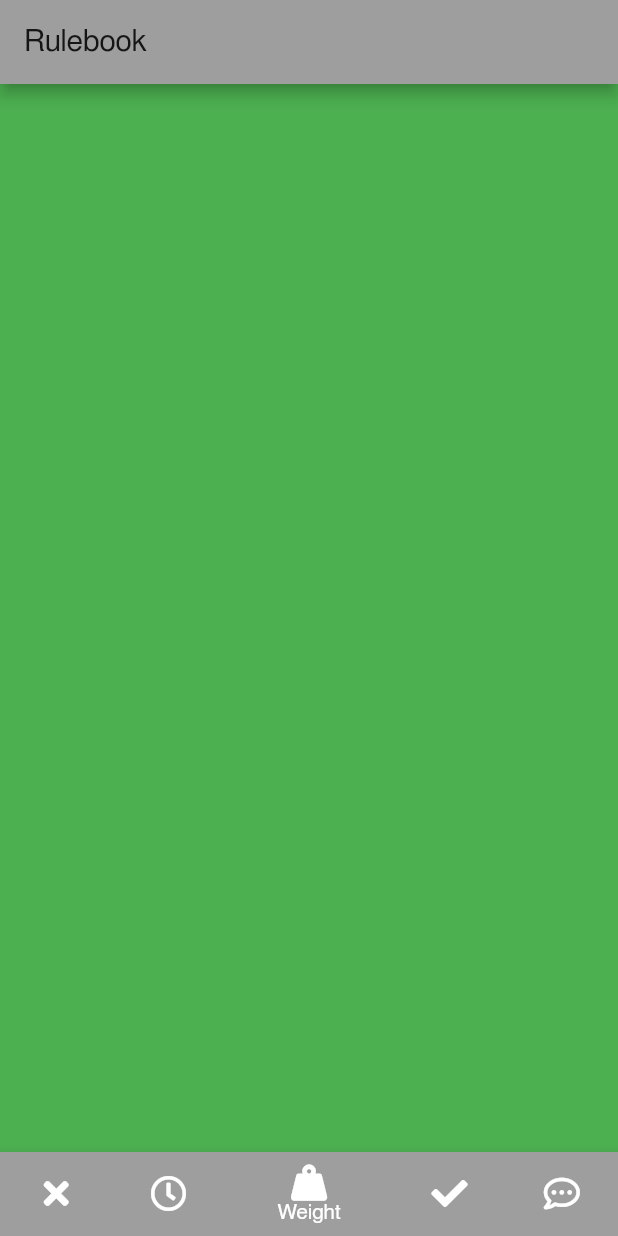
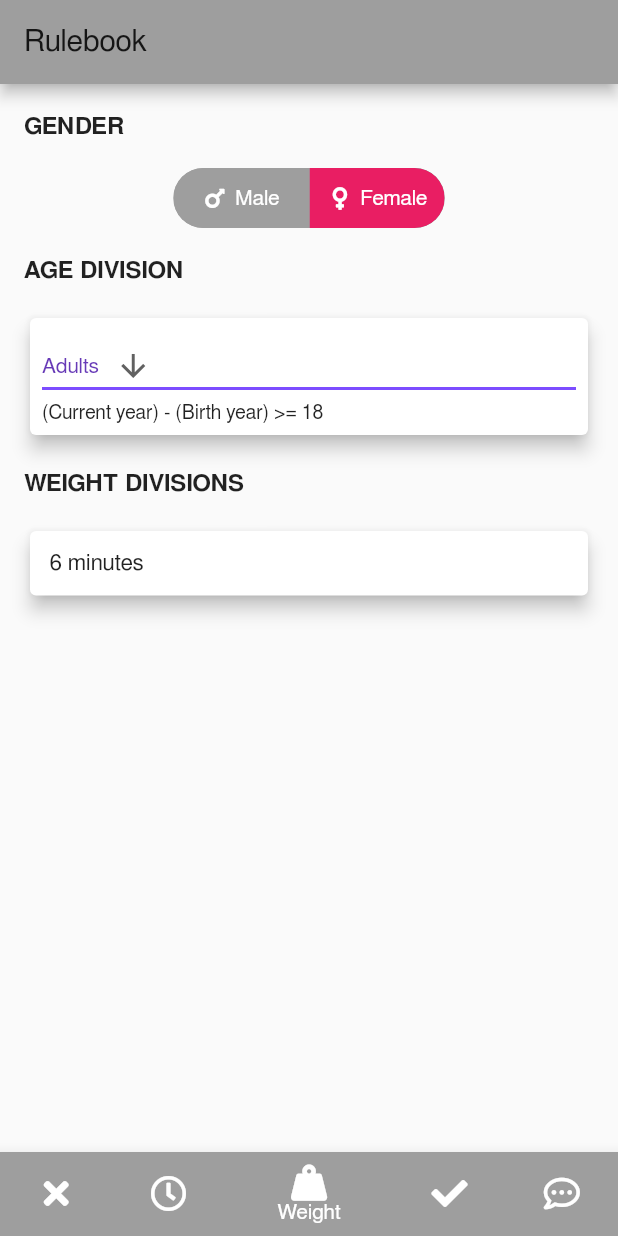
Before and after one commit to leregdos/bjj-mongolian, a Flutter app: the screen it shows after launch, item 3 of the bottom bar chosen, on a phone screen of 412 x 824 dp. Run offline on Flutter 3.47's test engine with Material 2 defaults, Android fonts, the light colour scheme and no system bars; drawn by our look-alikes of toggle_switch; our stand-ins replace font_awesome_flutter; Roboto replaces fonts that are missing (FreeSans).

Commit message:
Add gender toggle

```diff
--- a/bjj_mongolian_rulebook/lib/main.dart
+++ b/bjj_mongolian_rulebook/lib/main.dart
@@ -1,5 +1,6 @@
 import 'package:bjj_mongolian_rulebook/durationPage.dart';
 import 'package:bjj_mongolian_rulebook/placeHolder.dart';
+import 'package:bjj_mongolian_rulebook/weightPage.dart';
 import 'package:flutter/material.dart';
 import 'package:font_awesome_flutter/font_awesome_flutter.dart';
 import 'pointsPage.dart';
@@ -45,7 +46,7 @@ class _MyHomePageState extends State<MyHomePage> {
   final List<Widget> children = [
     PlaceholderWidget(Colors.white),
     DurationPage(),
-    PlaceholderWidget(Colors.green),
+    WeightPage(),
     PointsPage(),
     PlaceholderWidget(Colors.red),
   ];
--- /dev/null
+++ b/bjj_mongolian_rulebook/lib/weightPage.dart
@@ -0,0 +1,157 @@
+import 'package:flutter/material.dart';
+import 'package:font_awesome_flutter/font_awesome_flutter.dart';
+import 'package:toggle_switch/toggle_switch.dart';
+
+class WeightPage extends StatefulWidget {
+  @override
+  _WeightPageState createState() => _WeightPageState();
+}
+
+class _WeightPageState extends State<WeightPage> {
+  String gender = 'Male';
+  String dropdownValue = 'Adults';
+  List<String> divisionList = [
+    'U8+',
+    'U10+',
+    'U14',
+    'U14+',
+    'U16+',
+    'U18+',
+    'Adults',
+    'Masters'
+  ];
+  List<int> ageList = [8, 10, 12, 14, 16, 18, 18, 35];
+  List<String> durationList = ['1.5', '3', '3', '3', '4', '5', '6', '5'];
+  int age = 18;
+  String duration = '6';
+
+  @override
+  Widget build(BuildContext context) {
+    return Column(
+      crossAxisAlignment: CrossAxisAlignment.stretch,
+      children: [
+        ListTile(
+          title: Text(
+            'GENDER',
+            style: TextStyle(
+                fontSize: 16,
+                fontFamily: 'FreeSans',
+                fontWeight: FontWeight.bold),
+          ),
+        ),
+        Padding(
+          padding: const EdgeInsets.symmetric(horizontal: 16.0),
+          child: Column(
+            crossAxisAlignment: CrossAxisAlignment.center,
+            children: [
+              ToggleSwitch(
+                minWidth: 90.0,
+                initialLabelIndex: 1,
+                cornerRadius: 20.0,
+                activeFgColor: Colors.white,
+                inactiveBgColor: Colors.grey,
+                inactiveFgColor: Colors.white,
+                labels: ['Male', 'Female'],
+                icons: [FontAwesomeIcons.mars, FontAwesomeIcons.venus],
+                activeBgColors: [Colors.blue, Colors.pink],
+                onToggle: (index) {
+                  index == 0 ? gender = 'Male' : gender = 'Female';
+                },
+              ),
+            ],
+          ),
+        ),
+        ListTile(
+          title: Text(
+            'AGE DIVISION',
+            style: TextStyle(
+                fontSize: 16,
+                fontFamily: 'FreeSans',
+                fontWeight: FontWeight.bold),
+          ),
+        ),
+        Padding(
+          padding: const EdgeInsets.symmetric(horizontal: 16.0),
+          child: Card(
+            elevation: 5.0,
+            child: buildDropdownButton(),
+          ),
+        ),
+        ListTile(
+          title: Text(
+            'WEIGHT DIVISIONS',
+            style: TextStyle(
+                fontSize: 16,
+                fontFamily: 'FreeSans',
+                fontWeight: FontWeight.bold),
+          ),
+        ),
+        Padding(
+          padding: const EdgeInsets.symmetric(horizontal: 16.0),
+          child: Card(
+            elevation: 5.0,
+            child: Padding(
+              padding: const EdgeInsets.all(13.0),
+              child: Container(
+                child: Text(
+                  '$duration minutes',
+                  style: TextStyle(
+                    fontSize: 15,
+                    fontFamily: 'FreeSans',
+                  ),
+                ),
+              ),
+            ),
+          ),
+        ),
+      ],
+    );
+  }
+
+  Widget buildDropdownButton() {
+    return Padding(
+      padding: const EdgeInsets.all(8.0),
+      child: Column(
+        crossAxisAlignment: CrossAxisAlignment.stretch,
+        children: [
+          Container(
+            child: DropdownButton<String>(
+              value: dropdownValue,
+              icon: const Icon(Icons.arrow_downward),
+              iconSize: 24,
+              elevation: 16,
+              style: const TextStyle(
+                  color: Colors.deepPurple, fontFamily: 'FreeSans'),
+              underline: Container(
+                height: 2,
+                color: Colors.deepPurpleAccent,
+              ),
+              onChanged: (String newValue) {
+                setState(() {
+                  dropdownValue = newValue;
+                  age = ageList[divisionList.indexOf(newValue)];
+                  duration = durationList[divisionList.indexOf(newValue)];
+                });
+              },
+              items: divisionList.map<DropdownMenuItem<String>>((String value) {
+                return DropdownMenuItem<String>(
+                  value: value,
+                  child: Text(value),
+                );
+              }).toList(),
+            ),
+          ),
+          Container(
+            child: Text(
+              '(Current year) - (Birth year) >= $age',
+              style: TextStyle(
+                fontSize: 13,
+                fontFamily: 'FreeSans',
+              ),
+            ),
+          ),
+        ],
+      ),
+    );
+  }
+}
--- a/bjj_mongolian_rulebook/pubspec.yaml
+++ b/bjj_mongolian_rulebook/pubspec.yaml
@@ -31,6 +31,7 @@ dependencies:
   # Use with the CupertinoIcons class for iOS style icons.
   cupertino_icons: ^1.0.2
   dropdown_below: ^0.0.7
+  toggle_switch: ^0.1.9
 
 dev_dependencies:
   flutter_test:
```
Also changed, not shown: bjj_mongolian_rulebook/pubspec.lock.
